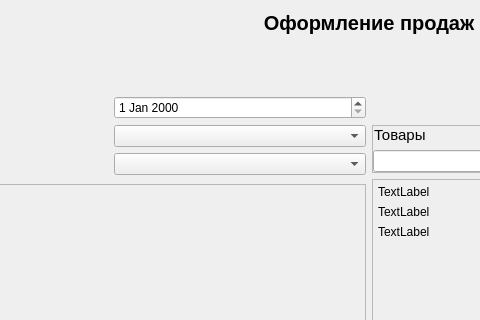
First picture: the form in prjstore/ui/qt/sale_registration.ui, repository igol84/myproject, before the edit; both pictures show x 163 to 643 and y 0 to 320 of the 1064 by 796 pixel window.
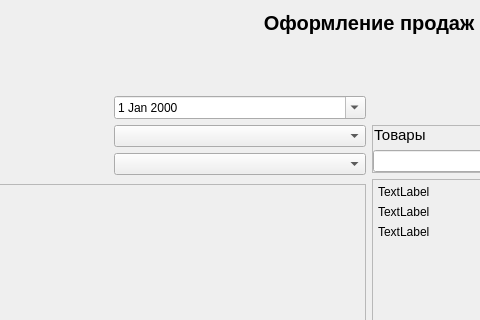
Second picture: the form after the edit.

What changed in the file:
```diff
--- a/prjstore/ui/qt/sale_registration.ui
+++ b/prjstore/ui/qt/sale_registration.ui
@@ -105,7 +105,11 @@
               <widget class="QComboBox" name="combo_box_place_of_sale"/>
              </item>
              <item row="0" column="1">
-              <widget class="QDateEdit" name="dateEdit"/>
+              <widget class="QDateEdit" name="dateEdit">
+               <property name="calendarPopup">
+                <bool>true</bool>
+               </property>
+              </widget>
              </item>
              <item row="2" column="1">
               <widget class="QComboBox" name="combo_box_seller"/>
```
Left out of the diff: 8 changed lines with no effect on the pictures.
